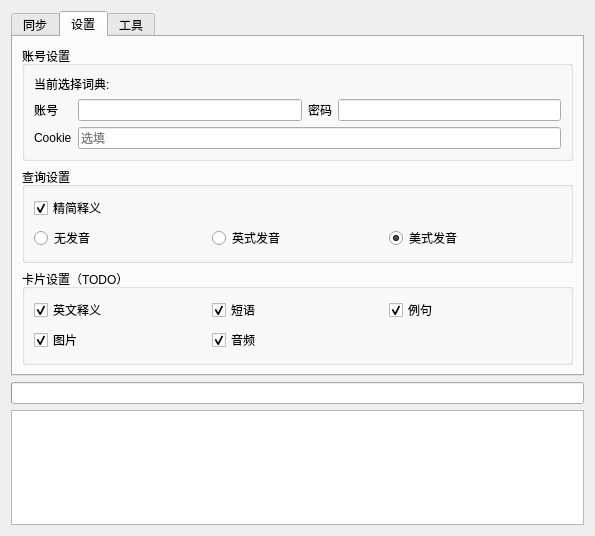
This is addon/UIForm/mainUI.ui in lixvbnet/Dict2Anki as Qt 5 draws it before an edit. The edited form follows.
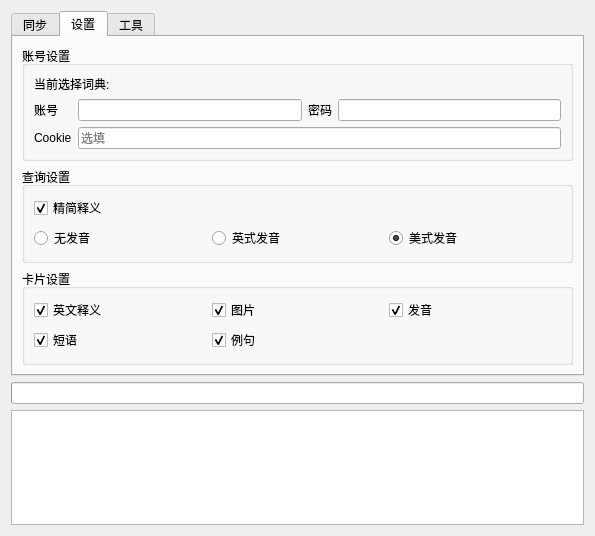
This is the edited form. The open tabs and pages were chosen to show the change.

Patch:
```diff
--- a/addon/UIForm/mainUI.ui
+++ b/addon/UIForm/mainUI.ui
@@ -320,9 +320,29 @@
        <item row="2" column="0" colspan="2">
         <widget class="QGroupBox" name="cardConfigGroupBox">
          <property name="title">
-          <string>卡片设置（TODO）</string>
+          <string>卡片设置</string>
          </property>
          <layout class="QGridLayout" name="gridLayout_6">
+          <item row="1" column="0">
+           <widget class="QCheckBox" name="phraseCheckBox">
+            <property name="text">
+             <string>短语</string>
+            </property>
+            <property name="checked">
+             <bool>true</bool>
+            </property>
+           </widget>
+          </item>
+          <item row="0" column="2">
+           <widget class="QCheckBox" name="pronunciationCheckBox">
+            <property name="text">
+             <string>发音</string>
+            </property>
+            <property name="checked">
+             <bool>true</bool>
+            </property>
+           </widget>
+          </item>
           <item row="0" column="0">
            <widget class="QCheckBox" name="definitionEnCheckBox">
             <property name="toolTip">
@@ -336,7 +356,7 @@
             </property>
            </widget>
           </item>
-          <item row="1" column="0">
+          <item row="0" column="1">
            <widget class="QCheckBox" name="imageCheckBox">
             <property name="text">
              <string>图片</string>
@@ -346,7 +366,7 @@
             </property>
            </widget>
           </item>
-          <item row="0" column="2">
+          <item row="1" column="1">
            <widget class="QCheckBox" name="sentenceCheckBox">
             <property name="text">
              <string>例句</string>
@@ -356,26 +376,6 @@
             </property>
            </widget>
           </item>
-          <item row="0" column="1">
-           <widget class="QCheckBox" name="phraseCheckBox">
-            <property name="text">
-             <string>短语</string>
-            </property>
-            <property name="checked">
-             <bool>true</bool>
-            </property>
-           </widget>
-          </item>
-          <item row="1" column="1">
-           <widget class="QCheckBox" name="pronunciationCheckBox">
-            <property name="text">
-             <string>音频</string>
-            </property>
-            <property name="checked">
-             <bool>true</bool>
-            </property>
-           </widget>
-          </item>
          </layout>
         </widget>
        </item>
```
